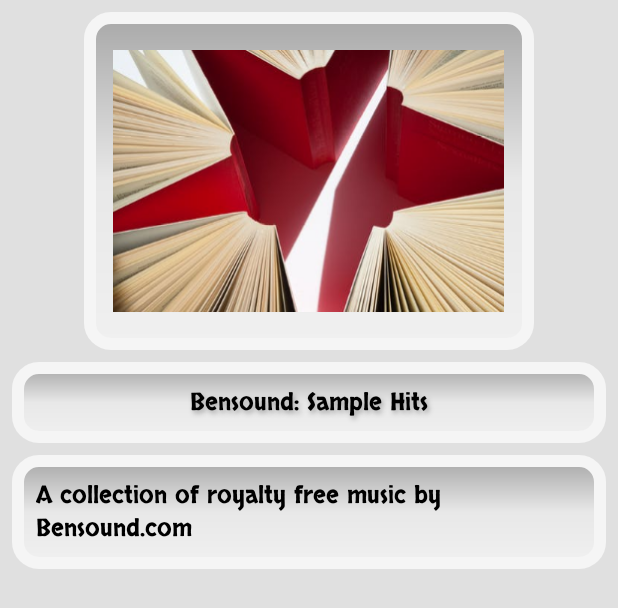
After one commit to hgallop/ElectronMusicPlayer, an Android app: the layout album_item.xml on its own in the app's theme, with its tools: preview values and no code run, on a phone screen of 412 x 824 dp. The commit adds this screen. Shown: the top 608 px of the screen. Run offline under Robolectric (Android 15) with nearby library versions, the phone set to English and light mode, and no system bars.

Commit message:
Create layout to display an album as a list item.

```diff
--- /dev/null
+++ b/app/src/main/res/layout/album_item.xml
@@ -0,0 +1,43 @@
+<?xml version="1.0" encoding="utf-8"?>
+<android.support.constraint.ConstraintLayout
+    android:id="@+id/album_layout"
+    xmlns:android="http://schemas.android.com/apk/res/android"
+    xmlns:app="http://schemas.android.com/apk/res-auto"
+    xmlns:tools="http://schemas.android.com/tools"
+    android:background="@color/colorPrimaryDark"
+    android:layout_width="match_parent"
+    android:layout_height="match_parent"
+    tools:context=".MainActivity">
+
+    <ImageView
+        android:id="@+id/albumArt"
+        style="@style/AlbumArt"
+        android:contentDescription="@string/description"
+        android:layout_width="@dimen/album_width"
+        android:layout_height="@dimen/album_height"
+        tools:src="@drawable/bensound_album_cover"
+        app:layout_constraintEnd_toEndOf="parent"
+        app:layout_constraintStart_toStartOf="parent"
+        app:layout_constraintTop_toTopOf="parent" />
+
+    <TextView
+        android:id="@+id/albumTitle"
+        style="@style/AlbumInfo.Title"
+        android:layout_width="match_parent"
+        android:layout_height="wrap_content"
+        tools:text="@string/bensound_sample_hits"
+        app:layout_constraintEnd_toEndOf="parent"
+        app:layout_constraintStart_toStartOf="parent"
+        app:layout_constraintTop_toBottomOf="@+id/albumArt" />
+
+    <TextView
+        android:id="@+id/albumInformation"
+        style="@style/AlbumInfo"
+        android:layout_width="match_parent"
+        android:layout_height="wrap_content"
+        tools:text="@string/sample_description"
+        app:layout_constraintEnd_toEndOf="parent"
+        app:layout_constraintStart_toStartOf="parent"
+        app:layout_constraintTop_toBottomOf="@+id/albumTitle" />
+
+</android.support.constraint.ConstraintLayout>
--- a/app/src/main/res/values/strings.xml
+++ b/app/src/main/res/values/strings.xml
@@ -26,4 +26,5 @@
     <string name="jazzy_frenchy">Jazzy Frenchy</string>
     <string name="little_idea">Little Idea</string>
     <string name="generic_song">Generic Song</string>
+    <string name="description">album cover</string>
 </resources>
```
